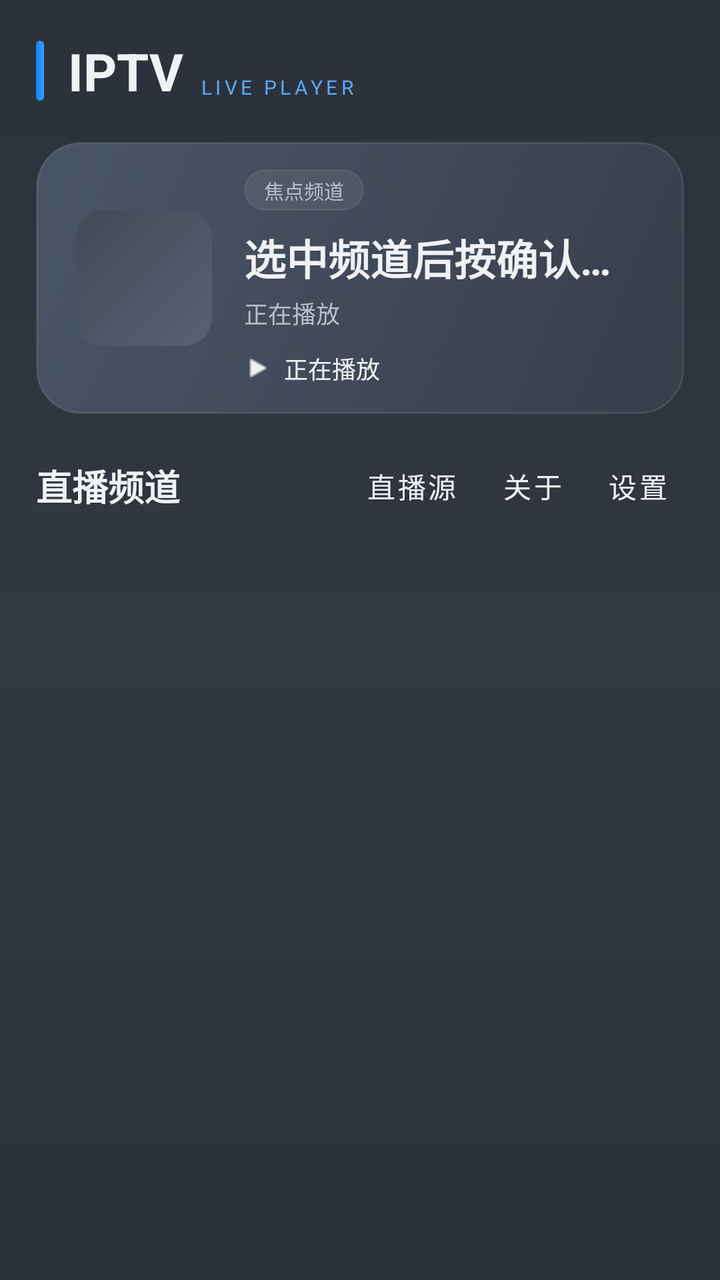
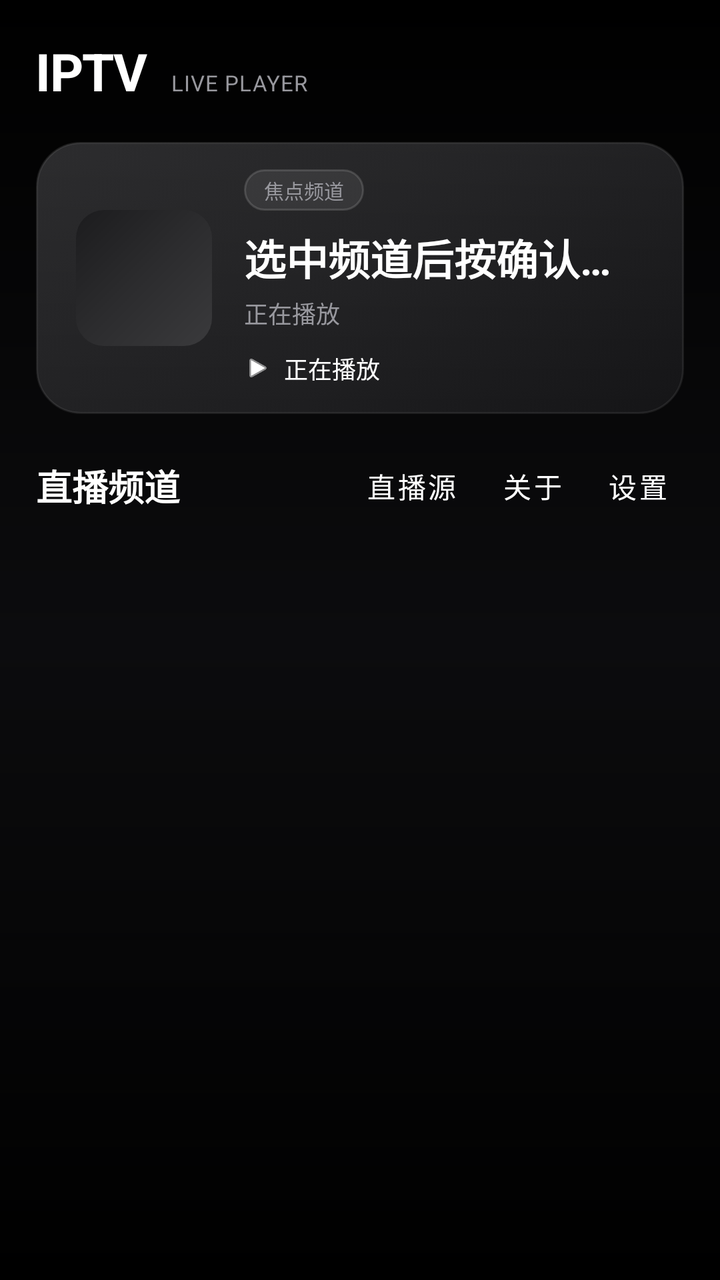

Compare the two renders of this Android layout. The source of the first and the diff that turns it into the second are given below.
<!-- AndroidManifest.xml: application theme Theme.IPTVPlayer -->
<!-- res/layout/activity_main.xml -->
<?xml version="1.0" encoding="utf-8"?>
<FrameLayout xmlns:android="http://schemas.android.com/apk/res/android"
    xmlns:app="http://schemas.android.com/apk/res-auto"
    android:id="@+id/root"
    android:layout_width="match_parent"
    android:layout_height="match_parent"
    android:background="@drawable/bg_app_gradient">

    
    <LinearLayout
        android:id="@+id/pageList"
        android:layout_width="match_parent"
        android:layout_height="match_parent"
        android:orientation="vertical"
        android:paddingStart="@dimen/page_padding"
        android:paddingEnd="@dimen/page_padding"
        android:paddingTop="@dimen/page_padding_top">

        
        <LinearLayout
            android:layout_width="match_parent"
            android:layout_height="wrap_content"
            android:orientation="horizontal"
            android:gravity="center_vertical"
            android:layout_marginBottom="@dimen/header_gap">

            <LinearLayout
                android:layout_width="0dp"
                android:layout_height="wrap_content"
                android:layout_weight="1"
                android:minWidth="0dp"
                android:orientation="horizontal"
                android:gravity="center_vertical">

                <View
                    android:layout_width="4dp"
                    android:layout_height="30dp"
                    android:background="@drawable/bg_brand_button"
                    android:layout_marginEnd="12dp" />

                <TextView
                    android:layout_width="wrap_content"
                    android:layout_height="wrap_content"
                    android:text="@string/brand_name"
                    android:textSize="@dimen/brand_name_text"
                    android:textStyle="bold"
                    android:textColor="@color/text_primary" />

                <TextView
                    android:layout_width="0dp"
                    android:layout_height="wrap_content"
                    android:layout_weight="1"
                    android:minWidth="0dp"
                    android:singleLine="true"
                    android:maxLines="1"
                    android:ellipsize="end"
                    android:text="@string/brand_sub"
                    android:textSize="10sp"
                    android:letterSpacing="0.18"
                    android:textColor="@color/primary"
                    android:layout_marginStart="8dp"
                    android:layout_marginTop="8dp" />
            </LinearLayout>
        </LinearLayout>

        
        <FrameLayout
            android:id="@+id/heroCard"
            android:layout_width="match_parent"
            android:layout_height="@dimen/hero_height"
            android:background="@drawable/bg_hero_gradient"
            android:focusable="true"
            android:clickable="true"
            android:stateListAnimator="@animator/focus_scale"
            android:layout_marginBottom="@dimen/hero_gap">

            <LinearLayout
                android:layout_width="match_parent"
                android:layout_height="match_parent"
                android:orientation="horizontal"
                android:gravity="center_vertical"
                android:paddingStart="20dp"
                android:paddingEnd="20dp">

                <FrameLayout
                    android:layout_width="@dimen/hero_logo"
                    android:layout_height="@dimen/hero_logo"
                    android:background="@drawable/bg_logo_placeholder"
                    android:layout_marginEnd="16dp">

                    <ImageView
                        android:id="@+id/ivHeroLogo"
                        android:layout_width="match_parent"
                        android:layout_height="match_parent"
                        android:scaleType="fitCenter"
                        android:padding="8dp"
                        android:contentDescription="台标" />
                </FrameLayout>

                <LinearLayout
                    android:layout_width="0dp"
                    android:layout_height="match_parent"
                    android:layout_weight="1"
                    android:orientation="vertical"
                    android:gravity="center_vertical">

                    <TextView
                        android:id="@+id/tvHeroBadge"
                        android:layout_width="wrap_content"
                        android:layout_height="wrap_content"
                        android:background="@drawable/bg_badge_live"
                        android:paddingStart="10dp"
                        android:paddingEnd="10dp"
                        android:paddingTop="3dp"
                        android:paddingBottom="3dp"
                        android:text="@string/hero_badge"
                        android:textSize="10sp"
                        android:textColor="@color/text_secondary" />

                    <TextView
                        android:id="@+id/tvHeroTitle"
                        android:layout_width="match_parent"
                        android:layout_height="wrap_content"
                        android:layout_marginTop="@dimen/hero_title_gap"
                        android:text="@string/hero_hint"
                        android:textSize="@dimen/hero_title"
                        android:textStyle="bold"
                        android:textColor="@color/text_primary"
                        android:maxLines="1"
                        android:ellipsize="end" />

                    <TextView
                        android:id="@+id/tvHeroSub"
                        android:layout_width="match_parent"
                        android:layout_height="wrap_content"
                        android:layout_marginTop="@dimen/hero_sub_gap"
                        android:text="@string/hero_playing"
                        android:textSize="@dimen/hero_sub"
                        android:textColor="@color/text_secondary"
                        android:maxLines="1"
                        android:ellipsize="end" />

                    
                    <LinearLayout
                        android:layout_width="match_parent"
                        android:layout_height="wrap_content"
                        android:orientation="horizontal"
                        android:gravity="center_vertical"
                        android:layout_marginTop="@dimen/hero_epg_gap">

                        <ImageView
                            android:layout_width="14dp"
                            android:layout_height="14dp"
                            android:src="@android:drawable/ic_media_play"
                            android:tint="@color/text_primary" />

                        <TextView
                            android:id="@+id/tvHeroEpg"
                            android:layout_width="0dp"
                            android:layout_height="wrap_content"
                            android:layout_weight="1"
                            android:minWidth="0dp"
                            android:layout_marginStart="6dp"
                            android:text="@string/hero_playing"
                            android:textSize="@dimen/hero_sub"
                            android:textColor="@color/text_primary"
                            android:maxLines="1"
                            android:ellipsize="end" />
                    </LinearLayout>

                    <TextView
                        android:id="@+id/tvHeroEpgNext"
                        android:layout_width="match_parent"
                        android:layout_height="wrap_content"
                        android:layout_marginTop="@dimen/hero_next_gap"
                        android:text=""
                        android:textSize="@dimen/epg_next_text"
                        android:textColor="@color/text_secondary"
                        android:maxLines="1"
                        android:ellipsize="end"
                        android:visibility="gone" />
                </LinearLayout>
            </LinearLayout>
        </FrameLayout>

        
        <LinearLayout
            android:layout_width="match_parent"
            android:layout_height="wrap_content"
            android:orientation="horizontal"
            android:gravity="center_vertical"
            android:layout_marginBottom="@dimen/section_gap">

            <TextView
                android:layout_width="wrap_content"
                android:layout_height="wrap_content"
                android:text="@string/channel_list_title"
                android:textSize="@dimen/section_title"
                android:textStyle="bold"
                android:textColor="@color/text_primary" />

            <TextView
                android:id="@+id/tvChannelCount"
                android:layout_width="wrap_content"
                android:layout_height="wrap_content"
                android:layout_marginStart="10dp"
                android:text=""
                android:textSize="@dimen/card_meta"
                android:textColor="@color/text_hint" />

            
            <HorizontalScrollView
                android:layout_width="0dp"
                android:layout_height="wrap_content"
                android:layout_weight="1"
                android:fillViewport="true"
                android:focusable="false"
                android:overScrollMode="never"
                android:scrollbars="none">

                <LinearLayout
                    android:layout_width="wrap_content"
                    android:layout_height="wrap_content"
                    android:gravity="end|center_vertical"
                    android:orientation="horizontal">

                    <Button
                        android:id="@+id/btnConfig"
                        style="@style/GhostButton"
                        android:layout_width="wrap_content"
                        android:layout_height="wrap_content"
                        android:minWidth="0dp"
                        android:minHeight="@dimen/top_button_height"
                        android:paddingStart="@dimen/top_button_padding"
                        android:paddingEnd="@dimen/top_button_padding"
                        android:text="@string/btn_config"
                        android:textSize="@dimen/top_button_text" />

                    <Button
                        android:id="@+id/btnAbout"
                        style="@style/GhostButton"
                        android:layout_width="wrap_content"
                        android:layout_height="wrap_content"
                        android:layout_marginStart="@dimen/top_button_gap"
                        android:minWidth="0dp"
                        android:minHeight="@dimen/top_button_height"
                        android:paddingStart="@dimen/top_button_padding"
                        android:paddingEnd="@dimen/top_button_padding"
                        android:text="@string/about_entry"
                        android:textSize="@dimen/top_button_text" />

                    <Button
                        android:id="@+id/btnSettings"
                        style="@style/GhostButton"
                        android:layout_width="wrap_content"
                        android:layout_height="wrap_content"
                        android:layout_marginStart="@dimen/top_button_gap"
                        android:minWidth="0dp"
                        android:minHeight="@dimen/top_button_height"
                        android:paddingStart="@dimen/top_button_padding"
                        android:paddingEnd="@dimen/top_button_padding"
                        android:text="@string/settings"
                        android:textSize="@dimen/top_button_text" />
                </LinearLayout>
            </HorizontalScrollView>
        </LinearLayout>

        <HorizontalScrollView
            android:id="@+id/groupScroller"
            android:layout_width="match_parent"
            android:layout_height="wrap_content"
            android:scrollbars="none"
            android:layout_marginBottom="@dimen/chips_gap">

            <LinearLayout
                android:id="@+id/groupContainer"
                android:layout_width="wrap_content"
                android:layout_height="wrap_content"
                android:orientation="horizontal" />
        </HorizontalScrollView>

        
        <FrameLayout
            android:layout_width="match_parent"
            android:layout_height="0dp"
            android:layout_weight="1">

            <androidx.recyclerview.widget.RecyclerView
                android:id="@+id/recyclerView"
                android:layout_width="match_parent"
                android:layout_height="match_parent"
                android:clipToPadding="false"
                android:paddingBottom="24dp" />

            <TextView
                android:id="@+id/tvEmpty"
                android:layout_width="match_parent"
                android:layout_height="match_parent"
                android:gravity="center"
                android:text="@string/empty_hint"
                android:textSize="14sp"
                android:textColor="@color/text_secondary"
                android:visibility="gone" />

            <ProgressBar
                android:id="@+id/progressBar"
                android:layout_width="wrap_content"
                android:layout_height="wrap_content"
                android:layout_gravity="center"
                android:indeterminateTint="@color/primary"
                android:visibility="gone" />
        </FrameLayout>
    </LinearLayout>

    
    <FrameLayout
        android:id="@+id/pagePlayer"
        android:layout_width="match_parent"
        android:layout_height="match_parent"
        android:background="@color/black"
        android:visibility="gone">

        
        <FrameLayout
            android:id="@+id/videoHost"
            android:layout_width="match_parent"
            android:layout_height="match_parent"
            android:clipChildren="true"
            android:clipToPadding="true" />

        <ProgressBar
            android:id="@+id/pbLoading"
            android:layout_width="48dp"
            android:layout_height="48dp"
            android:layout_gravity="center"
            android:indeterminateTint="@color/primary"
            android:visibility="gone" />

        
        <LinearLayout
            android:id="@+id/topPanel"
            android:layout_width="match_parent"
            android:layout_height="wrap_content"
            android:orientation="vertical"
            android:background="@drawable/bg_top_scrim"
            android:padding="20dp">

            <LinearLayout
                android:id="@+id/btnRow"
                android:layout_width="match_parent"
                android:layout_height="wrap_content"
                android:orientation="horizontal"
                android:gravity="center_vertical">

                <Button
                    android:id="@+id/btnBack"
                    style="@style/GhostButton"
                    android:layout_width="wrap_content"
                    android:layout_height="wrap_content"
                    android:minHeight="40dp"
                    android:text="@string/back" />

                <View
                    android:layout_width="0dp"
                    android:layout_height="1dp"
                    android:layout_weight="1" />

                <TextView
                    android:id="@+id/tvPlayerTitle"
                    android:layout_width="0dp"
                    android:layout_height="wrap_content"
                    android:layout_weight="1"
                    android:gravity="end"
                    android:text=""
                    android:textSize="18sp"
                    android:textStyle="bold"
                    android:textColor="@color/text_primary"
                    android:maxLines="1"
                    android:ellipsize="end" />

                <Button
                    android:id="@+id/btnSwitchLine"
                    style="@style/GhostButton"
                    android:layout_width="wrap_content"
                    android:layout_height="wrap_content"
                    android:minWidth="0dp"
                    android:minHeight="40dp"
                    android:paddingStart="12dp"
                    android:paddingEnd="12dp"
                    android:layout_marginStart="10dp"
                    android:text="换源"
                    android:textSize="12sp" />

                <Button
                    android:id="@+id/btnFullscreen"
                    style="@style/GhostButton"
                    android:layout_width="wrap_content"
                    android:layout_height="wrap_content"
                    android:minWidth="0dp"
                    android:minHeight="40dp"
                    android:paddingStart="12dp"
                    android:paddingEnd="12dp"
                    android:layout_marginStart="10dp"
                    android:text="@string/fullscreen"
                    android:textSize="12sp" />
            </LinearLayout>

            <LinearLayout
                android:id="@+id/statsBar"
                android:layout_width="wrap_content"
                android:layout_height="wrap_content"
                android:orientation="horizontal"
                android:gravity="center_vertical"
                android:layout_marginTop="14dp"
                android:background="@drawable/bg_badge"
                android:paddingStart="12dp"
                android:paddingEnd="12dp"
                android:paddingTop="6dp"
                android:paddingBottom="6dp"
                android:visibility="gone">

                <View
                    android:id="@+id/dotStatus"
                    android:layout_width="8dp"
                    android:layout_height="8dp"
                    android:background="@drawable/bg_dot_green"
                    android:layout_marginEnd="8dp" />

                <TextView
                    android:id="@+id/tvStats"
                    android:layout_width="wrap_content"
                    android:layout_height="wrap_content"
                    android:text="@string/stats_placeholder"
                    android:textSize="@dimen/stats_text"
                    android:textColor="@color/green" />
            </LinearLayout>

        </LinearLayout>

        
        <LinearLayout
            android:id="@+id/epgPanel"
            android:layout_width="wrap_content"
            android:layout_height="wrap_content"
            android:layout_gravity="bottom|start"
            android:layout_marginStart="20dp"
            android:layout_marginBottom="20dp"
            android:orientation="vertical"
            android:background="@drawable/bg_epg_panel"
            android:paddingStart="14dp"
            android:paddingEnd="14dp"
            android:paddingTop="10dp"
            android:paddingBottom="10dp"
            android:visibility="gone">

            <TextView
                android:id="@+id/tvEpgTime"
                android:layout_width="wrap_content"
                android:layout_height="wrap_content"
                android:text=""
                android:textSize="11sp"
                android:textColor="@color/primary"
                android:textStyle="bold"
                android:maxLines="1"
                android:ellipsize="end" />

            <TextView
                android:id="@+id/tvEpgNow"
                android:layout_width="wrap_content"
                android:layout_height="wrap_content"
                android:layout_marginTop="4dp"
                android:maxWidth="420dp"
                android:text=""
                android:textSize="14sp"
                android:textColor="@color/text_primary"
                android:maxLines="1"
                android:ellipsize="end" />

            <TextView
                android:id="@+id/tvEpgNext"
                android:layout_width="wrap_content"
                android:layout_height="wrap_content"
                android:layout_marginTop="2dp"
                android:maxWidth="420dp"
                android:text=""
                android:textSize="12sp"
                android:textColor="@color/text_secondary"
                android:maxLines="1"
                android:ellipsize="end" />
        </LinearLayout>
    </FrameLayout>

</FrameLayout>
<!-- resources referenced by this layout -->
<resources>
  <color name="green">#FF32D74B</color>
  <color name="primary">#FF5AA9FF</color>
  <color name="text_hint">#FF90959E</color>
  <color name="text_primary">#FFF0F1F4</color>
  <color name="text_secondary">#FFB9BDC6</color>
  <!-- drawable bg_app_gradient (drawable) -->
  <?xml version="1.0" encoding="utf-8"?>
  <shape xmlns:android="http://schemas.android.com/apk/res/android"
      android:shape="rectangle">
      <gradient
          android:angle="270"
          android:startColor="#FF2B313A"
          android:centerColor="#FF313842"
          android:endColor="#FF2B313A"
          android:type="linear" />
  </shape>
  <!-- drawable bg_badge (drawable) -->
  <?xml version="1.0" encoding="utf-8"?>
  <shape xmlns:android="http://schemas.android.com/apk/res/android"
      android:shape="rectangle">
      <solid android:color="#FF414A59" />
      <corners android:radius="10dp" />
      <stroke android:width="1dp" android:color="#24FFFFFF" />
  </shape>
  <!-- drawable bg_badge_live (drawable) -->
  <?xml version="1.0" encoding="utf-8"?>
  <shape xmlns:android="http://schemas.android.com/apk/res/android"
      android:shape="rectangle">
      <solid android:color="#12FFFFFF" />
      <corners android:radius="10dp" />
      <stroke android:width="1dp" android:color="#14FFFFFF" />
  </shape>
  <!-- drawable bg_brand_button (drawable) -->
  <?xml version="1.0" encoding="utf-8"?>
  <shape xmlns:android="http://schemas.android.com/apk/res/android"
      android:shape="rectangle">
      <gradient
          android:angle="0"
          android:startColor="#FF0A84FF"
          android:endColor="#FF3F9FFF"
          android:type="linear" />
      <corners android:radius="22dp" />
  </shape>
  <!-- drawable bg_epg_panel (drawable) -->
  <?xml version="1.0" encoding="utf-8"?>
  <shape xmlns:android="http://schemas.android.com/apk/res/android"
      android:shape="rectangle">
      <solid android:color="#E6414A59" />
      <corners android:radius="16dp" />
      <stroke android:width="1dp" android:color="#14FFFFFF" />
  </shape>
  <!-- drawable bg_hero_gradient (drawable) -->
  <?xml version="1.0" encoding="utf-8"?>
  <shape xmlns:android="http://schemas.android.com/apk/res/android"
      android:shape="rectangle">
      <gradient
          android:angle="315"
          android:startColor="#FF4A5566"
          android:centerColor="#FF414A59"
          android:endColor="#FF373E4A"
          android:type="linear" />
      <corners android:radius="22dp" />
      <stroke android:width="1dp" android:color="#1AFFFFFF" />
  </shape>
  <!-- drawable bg_logo_placeholder (drawable) -->
  <?xml version="1.0" encoding="utf-8"?>
  <shape xmlns:android="http://schemas.android.com/apk/res/android"
      android:shape="rectangle">
      <gradient
          android:angle="135"
          android:startColor="#FF586274"
          android:centerColor="#FF4C5665"
          android:endColor="#FF414A57"
          android:type="linear" />
      <corners android:radius="14dp" />
  </shape>
  <color name="border_strong">#3DFFFFFF</color>
  <color name="background">#FF2B313A</color>
  <color name="accent">#FF8CC4FF</color>
  <color name="surface">#FF3A4250</color>
  <!-- drawable bg_dialog_dark (drawable) -->
  <?xml version="1.0" encoding="utf-8"?>
  <shape xmlns:android="http://schemas.android.com/apk/res/android"
      android:shape="rectangle">
      <solid android:color="#FF414A59" />
      <corners android:radius="22dp" />
      <stroke
          android:width="1dp"
          android:color="#24FFFFFF" />
  </shape>
  <!-- unchanged entries left out for length: 43 -->
</resources>

<!-- the commit's change to res/layout/activity_main.xml (unified diff, before → after) -->
@@ -32,18 +32,14 @@
                 android:orientation="horizontal"
                 android:gravity="center_vertical">
 
-                <View
-                    android:layout_width="4dp"
-                    android:layout_height="30dp"
-                    android:background="@drawable/bg_brand_button"
-                    android:layout_marginEnd="12dp" />
-
+                
                 <TextView
                     android:layout_width="wrap_content"
                     android:layout_height="wrap_content"
                     android:text="@string/brand_name"
                     android:textSize="@dimen/brand_name_text"
                     android:textStyle="bold"
+                    android:letterSpacing="-0.02"
                     android:textColor="@color/text_primary" />
 
                 <TextView
@@ -55,11 +51,11 @@
                     android:maxLines="1"
                     android:ellipsize="end"
                     android:text="@string/brand_sub"
-                    android:textSize="10sp"
-                    android:letterSpacing="0.18"
-                    android:textColor="@color/primary"
-                    android:layout_marginStart="8dp"
-                    android:layout_marginTop="8dp" />
+                    android:textSize="11sp"
+                    android:letterSpacing="0.03"
+                    android:textColor="@color/text_secondary"
+                    android:layout_marginStart="12dp"
+                    android:layout_marginTop="6dp" />
             </LinearLayout>
         </LinearLayout>
 
<!-- resource entries referenced after the edit -->
@@ -1,94 +1,106 @@
 <!-- resources referenced by this layout -->
 <resources>
-  <color name="green">#FF32D74B</color>
-  <color name="primary">#FF5AA9FF</color>
-  <color name="text_hint">#FF90959E</color>
-  <color name="text_primary">#FFF0F1F4</color>
-  <color name="text_secondary">#FFB9BDC6</color>
+  <color name="green">#FF30D158</color>
+  <color name="primary">#FF0A84FF</color>
+  <color name="text_hint">#FF6E6E73</color>
+  <color name="text_primary">#FFFFFFFF</color>
+  <color name="text_secondary">#FF98989E</color>
   <!-- drawable bg_app_gradient (drawable) -->
   <?xml version="1.0" encoding="utf-8"?>
   <shape xmlns:android="http://schemas.android.com/apk/res/android"
       android:shape="rectangle">
       <gradient
           android:angle="270"
-          android:startColor="#FF2B313A"
-          android:centerColor="#FF313842"
-          android:endColor="#FF2B313A"
+          android:startColor="#FF000000"
+          android:centerColor="#FF0C0C0E"
+          android:endColor="#FF000000"
           android:type="linear" />
   </shape>
   <!-- drawable bg_badge (drawable) -->
   <?xml version="1.0" encoding="utf-8"?>
   <shape xmlns:android="http://schemas.android.com/apk/res/android"
       android:shape="rectangle">
-      <solid android:color="#FF414A59" />
+      <solid android:color="#FF2C2C2E" />
       <corners android:radius="10dp" />
-      <stroke android:width="1dp" android:color="#24FFFFFF" />
+      <stroke android:width="1dp" android:color="#1FFFFFFF" />
   </shape>
   <!-- drawable bg_badge_live (drawable) -->
   <?xml version="1.0" encoding="utf-8"?>
   <shape xmlns:android="http://schemas.android.com/apk/res/android"
       android:shape="rectangle">
-      <solid android:color="#12FFFFFF" />
+      <solid android:color="#14FFFFFF" />
       <corners android:radius="10dp" />
-      <stroke android:width="1dp" android:color="#14FFFFFF" />
-  </shape>
-  <!-- drawable bg_brand_button (drawable) -->
-  <?xml version="1.0" encoding="utf-8"?>
-  <shape xmlns:android="http://schemas.android.com/apk/res/android"
-      android:shape="rectangle">
-      <gradient
-          android:angle="0"
-          android:startColor="#FF0A84FF"
-          android:endColor="#FF3F9FFF"
-          android:type="linear" />
-      <corners android:radius="22dp" />
+      <stroke android:width="1dp" android:color="#24FFFFFF" />
   </shape>
   <!-- drawable bg_epg_panel (drawable) -->
   <?xml version="1.0" encoding="utf-8"?>
   <shape xmlns:android="http://schemas.android.com/apk/res/android"
       android:shape="rectangle">
-      <solid android:color="#E6414A59" />
-      <corners android:radius="16dp" />
-      <stroke android:width="1dp" android:color="#14FFFFFF" />
+      <solid android:color="#E61A1A1C" />
+      <corners android:radius="18dp" />
+      <stroke android:width="1dp" android:color="#24FFFFFF" />
   </shape>
   <!-- drawable bg_hero_gradient (drawable) -->
   <?xml version="1.0" encoding="utf-8"?>
-  <shape xmlns:android="http://schemas.android.com/apk/res/android"
-      android:shape="rectangle">
-      <gradient
-          android:angle="315"
-          android:startColor="#FF4A5566"
-          android:centerColor="#FF414A59"
-          android:endColor="#FF373E4A"
-          android:type="linear" />
-      <corners android:radius="22dp" />
-      <stroke android:width="1dp" android:color="#1AFFFFFF" />
-  </shape>
+  <selector xmlns:android="http://schemas.android.com/apk/res/android">
+      <item android:state_focused="true">
+          <layer-list>
+              <item>
+                  <shape android:shape="rectangle">
+                      <gradient android:angle="315" android:startColor="#FF3A3A3C"
+                          android:centerColor="#FF303032" android:endColor="#FF242426" />
+                      <corners android:radius="22dp" />
+                      <stroke android:width="1.5dp" android:color="#D9FFFFFF" />
+                  </shape>
+              </item>
+          </layer-list>
+      </item>
+      <item>
+          <layer-list>
+              <item>
+                  <shape android:shape="rectangle">
+                      <gradient android:angle="315" android:startColor="#FF242426"
+                          android:centerColor="#FF1E1E20" android:endColor="#FF151517" />
+                      <corners android:radius="22dp" />
+                      <stroke android:width="1dp" android:color="#14FFFFFF" />
+                  </shape>
+              </item>
+              
+              <item>
+                  <shape android:shape="rectangle">
+                      <gradient android:angle="270" android:startColor="#0AFFFFFF"
+                          android:endColor="#00FFFFFF" />
+                      <corners android:radius="22dp" />
+                  </shape>
+              </item>
+          </layer-list>
+      </item>
+  </selector>
   <!-- drawable bg_logo_placeholder (drawable) -->
   <?xml version="1.0" encoding="utf-8"?>
   <shape xmlns:android="http://schemas.android.com/apk/res/android"
       android:shape="rectangle">
       <gradient
           android:angle="135"
-          android:startColor="#FF586274"
-          android:centerColor="#FF4C5665"
-          android:endColor="#FF414A57"
+          android:startColor="#FF3A3A3C"
+          android:centerColor="#FF2C2C2E"
+          android:endColor="#FF1C1C1E"
           android:type="linear" />
       <corners android:radius="14dp" />
   </shape>
-  <color name="border_strong">#3DFFFFFF</color>
-  <color name="background">#FF2B313A</color>
-  <color name="accent">#FF8CC4FF</color>
-  <color name="surface">#FF3A4250</color>
+  <color name="border_strong">#59FFFFFF</color>
+  <color name="background">#FF000000</color>
+  <color name="accent">#FF64D2FF</color>
+  <color name="surface">#FF1C1C1E</color>
   <!-- drawable bg_dialog_dark (drawable) -->
   <?xml version="1.0" encoding="utf-8"?>
   <shape xmlns:android="http://schemas.android.com/apk/res/android"
       android:shape="rectangle">
-      <solid android:color="#FF414A59" />
-      <corners android:radius="22dp" />
+      <solid android:color="#F21C1C1E" />
+      <corners android:radius="28dp" />
       <stroke
           android:width="1dp"
-          android:color="#24FFFFFF" />
+          android:color="#2EFFFFFF" />
   </shape>
   <!-- unchanged entries left out for length: 43 -->
 </resources>
